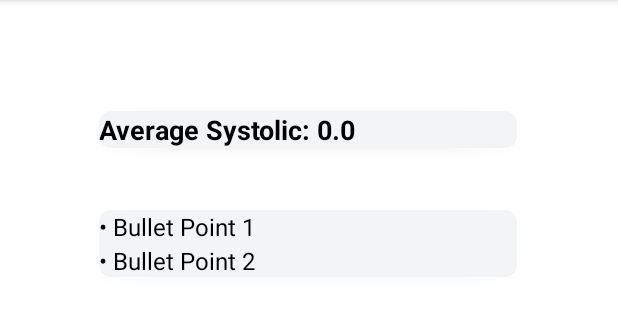
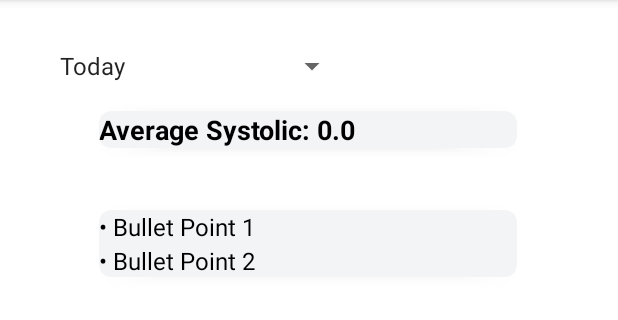
Before and after one commit to ianvol/bloodpressureble, an Android app: the fragment DashboardFragment shown on its own in the app's theme, on a phone screen of 412 x 824 dp, the part 84-404 px from its top. Run offline under Robolectric (Android 15) with nearby library versions, the phone set to English and light mode, and no system bars; libraries missing offline, so code that uses them is left out: com.github.mikephil.charting; plain views replace LineChart; 20 statements that could not run were skipped.

Commit message:
Move filter to dashboard, average reading now based on filter selection

```diff
--- a/app/src/main/java/com/example/bloodpressure/db/BloodPressureDao.java
+++ b/app/src/main/java/com/example/bloodpressure/db/BloodPressureDao.java
@@ -100,6 +100,43 @@ public class BloodPressureDao {
         cursor.close();
         return readings;
     }
+
+    public List<BloodPressureReading> getReadingsForToday() {
+        List<BloodPressureReading> readings = new ArrayList<>();
+
+        String todayDate = new SimpleDateFormat("yyyy-MM-dd", Locale.getDefault()).format(new Date());
+
+        String query = "SELECT * FROM " + BloodPressureDbHelper.TABLE_NAME +
+                " WHERE DATE(" + BloodPressureDbHelper.COLUMN_DATE_TIME + ") = ?" +
+                " ORDER BY " + BloodPressureDbHelper.COLUMN_DATE_TIME + " DESC";
+
+        Cursor cursor = database.rawQuery(query, new String[]{todayDate});
+
+        if (cursor.moveToFirst()) {
+            do {
+                float systolic = cursor.getFloat(cursor.getColumnIndexOrThrow(BloodPressureDbHelper.COLUMN_SYSTOLIC));
+                float diastolic = cursor.getFloat(cursor.getColumnIndexOrThrow(BloodPressureDbHelper.COLUMN_DIASTOLIC));
+                float pulse = cursor.getFloat(cursor.getColumnIndexOrThrow(BloodPressureDbHelper.COLUMN_PULSE_RATE));
+                String dateTime = cursor.getString(cursor.getColumnIndexOrThrow(BloodPressureDbHelper.COLUMN_DATE_TIME));
+
+                String[] dateTimeParts = dateTime.split("[- :]");
+                int year = Integer.parseInt(dateTimeParts[0]);
+                int month = Integer.parseInt(dateTimeParts[1]);
+                int day = Integer.parseInt(dateTimeParts[2]);
+                int hours = Integer.parseInt(dateTimeParts[3]);
+                int minutes = Integer.parseInt(dateTimeParts[4]);
+                int seconds = Integer.parseInt(dateTimeParts[5]);
+
+                BloodPressureReading reading = new BloodPressureReading(systolic, diastolic, pulse, year, month, day, hours, minutes, seconds);
+                if (systolic != 2047 || diastolic != 2047) {
+                    readings.add(reading);
+                }
+            } while (cursor.moveToNext());
+        }
+        cursor.close();
+        return readings;
+    }
+
 
     public List<BloodPressureReading> getAllReadings() {
         List<BloodPressureReading> readings = new ArrayList<>();
--- a/app/src/main/java/com/example/bloodpressure/ui/dashboard/DashboardFragment.java
+++ b/app/src/main/java/com/example/bloodpressure/ui/dashboard/DashboardFragment.java
@@ -3,9 +3,13 @@ package com.example.bloodpressure.ui.dashboard;
 import android.annotation.SuppressLint;
 import android.graphics.Color;
 import android.os.Bundle;
+import android.util.Log;
 import android.view.LayoutInflater;
 import android.view.View;
 import android.view.ViewGroup;
+import android.widget.AdapterView;
+import android.widget.ArrayAdapter;
+import android.widget.Spinner;
 import android.widget.TextView;
 
 import androidx.annotation.NonNull;
@@ -33,6 +37,8 @@ import com.github.mikephil.charting.data.Entry;
 import com.github.mikephil.charting.data.LineData;
 import com.github.mikephil.charting.data.LineDataSet;
 
+import org.jetbrains.annotations.Nullable;
+
 public class DashboardFragment extends Fragment {
 
     private FragmentDashboardBinding binding;
@@ -55,11 +61,27 @@ public class DashboardFragment extends Fragment {
         binding = FragmentDashboardBinding.inflate(inflater, container, false);
         View root = binding.getRoot();
 
-        loadAverageReading();
-
         adapter = new BloodPressureAdapter(readings);
 
         bloodPressureDao = new BloodPressureDao(getActivity());
+
+        loadReadingsData("24 hours", null); // Default upon loading
+
+        Spinner spinnerTimes = root.findViewById(R.id.spinner_times);
+        ArrayAdapter<CharSequence> spinnerAdapter = ArrayAdapter.createFromResource(requireActivity(), R.array.times, android.R.layout.simple_spinner_item);
+        spinnerAdapter.setDropDownViewResource(android.R.layout.simple_spinner_dropdown_item);
+        spinnerTimes.setAdapter(spinnerAdapter);
+
+        spinnerTimes.setOnItemSelectedListener(new AdapterView.OnItemSelectedListener() {
+            @Override
+            public void onItemSelected(AdapterView<?> parentView, View selectedItemView, int position, long id) {
+                String selectedTime = parentView.getItemAtPosition(position).toString();
+                loadReadingsData(selectedTime, null);
+                loadAverageReading(selectedTime);
+            }
+            @Override
+            public void onNothingSelected(AdapterView<?> parentView) { }
+        });
 
         // Load previously saved readings from the database
         new Thread(() -> {
@@ -85,9 +107,22 @@ public class DashboardFragment extends Fragment {
     }
 
     @SuppressLint("DefaultLocale")
-    private void loadAverageReading() {
+    private void loadAverageReading(String timeRange) {
         BloodPressureDao dao = new BloodPressureDao(getActivity());
-        List<BloodPressureReading> last8Readings = dao.getLast8Readings();
+        List<BloodPressureReading> readingsForAverage = new ArrayList<>();
+
+        switch (timeRange) {
+            case "Today":
+                readingsForAverage = dao.getReadingsForToday();
+                break;
+            case "Last 8 Readings":
+                readingsForAverage = dao.getLast8Readings();
+                break;
+            case "1 Week":
+                readingsForAverage = dao.getReadingsLast7Days();
+                break;
+        }
+
         dao.close();
 
         float totalSystolic = 0;
@@ -95,7 +130,7 @@ public class DashboardFragment extends Fragment {
         float totalPulse = 0;
         int count = 0;
 
-        for (BloodPressureReading reading : last8Readings) {
+        for (BloodPressureReading reading : readingsForAverage) {
             if (reading.getSystolic() != 2047 && reading.getDiastolic() != 2047 && reading.getPulse() != 2047) {
                 totalSystolic += reading.getSystolic();
                 totalDiastolic += reading.getDiastolic();
@@ -110,12 +145,13 @@ public class DashboardFragment extends Fragment {
 
         TextView systolicTextView = binding.getRoot().findViewById(R.id.text_average_systolic);
         TextView diastolicTextView = binding.getRoot().findViewById(R.id.text_average_diastolic);
-        //TextView pulseTextView = binding.getRoot().findViewById(R.id.text_average_pulse);
+        // TextView pulseTextView = binding.getRoot().findViewById(R.id.text_average_pulse);
 
         systolicTextView.setText(String.format("Average Systolic: %.1f", averageSystolic));
         diastolicTextView.setText(String.format("Average Diastolic: %.1f", averageDiastolic));
-        //pulseTextView.setText(String.format("Average Pulse: %.1f", averagePulse));
+        // pulseTextView.setText(String.format("Average Pulse: %.1f", averagePulse));
     }
+
 
     private void setupChart() {
         lineChart.getDescription().setEnabled(false);
@@ -170,4 +206,40 @@ public class DashboardFragment extends Fragment {
 
         return new LineData(systolicDataSet, diastolicDataSet, pulseDataSet);
     }
+
+    @SuppressLint("NotifyDataSetChanged")
+    private void loadReadingsData(String timeRange, @Nullable String selectedDate) {
+        new Thread(() -> {
+            List<BloodPressureReading> filteredReadings = new ArrayList<>();
+
+            // If a specific date is selected, load readings for that date
+            if (selectedDate != null && !selectedDate.isEmpty()) {
+                filteredReadings = bloodPressureDao.getReadingsCertainDate(selectedDate);
+            } else {
+                // If no date is selected, load readings based on the time range
+                switch (timeRange) {
+                    case "Today":
+                        Log.e("Filter", "Range: " + timeRange);
+                        filteredReadings = bloodPressureDao.getReadingsForToday();
+                        break;
+                    case "Last 8 Readings":
+                        Log.e("Filter", "Range: " + timeRange);
+                        filteredReadings = bloodPressureDao.getLast8Readings();
+                        break;
+                    case "1 Week":
+                        Log.e("Filter", "Range: " + timeRange);
+                        filteredReadings = bloodPressureDao.getReadingsLast7Days();
+                        break;
+                }
+            }
+
+            // Update the readings list on the main thread
+            List<BloodPressureReading> finalFilteredReadings = filteredReadings;
+            requireActivity().runOnUiThread(() -> {
+                readings.clear();
+                readings.addAll(finalFilteredReadings);
+                adapter.notifyDataSetChanged();
+            });
+        }).start();
+    }
 }
--- a/app/src/main/res/layout/fragment_dashboard.xml
+++ b/app/src/main/res/layout/fragment_dashboard.xml
@@ -134,4 +134,12 @@
         app:layout_constraintTop_toBottomOf="@+id/card_bullet_points_2"
         app:layout_constraintVertical_bias="0.0" />
 
+    <Spinner
+        android:id="@+id/spinner_times"
+        android:layout_width="200dp"
+        android:layout_height="wrap_content"
+        android:dropDownWidth="match_parent"
+        tools:layout_editor_absoluteX="73dp"
+        tools:layout_editor_absoluteY="670dp" />
+
 </androidx.constraintlayout.widget.ConstraintLayout>
--- a/app/src/main/res/values/strings.xml
+++ b/app/src/main/res/values/strings.xml
@@ -4,8 +4,8 @@
     <string name="title_dashboard">Results</string>
     <string name="title_notifications">Selection</string>
     <string-array name="times">
-        <item>24 hours</item>
-        <item>72 hours</item>
-        <item>1 week</item>
+        <item>Today</item>
+        <item>Last 8 Readings</item>
+        <item>1 Week</item>
     </string-array>
 </resources>
```
Also changed, not shown: app/src/main/java/com/example/bloodpressure/ui/home/HomeFragment.java (+0 -17 lines), app/src/main/res/layout/fragment_home.xml (+0 -8 lines).
